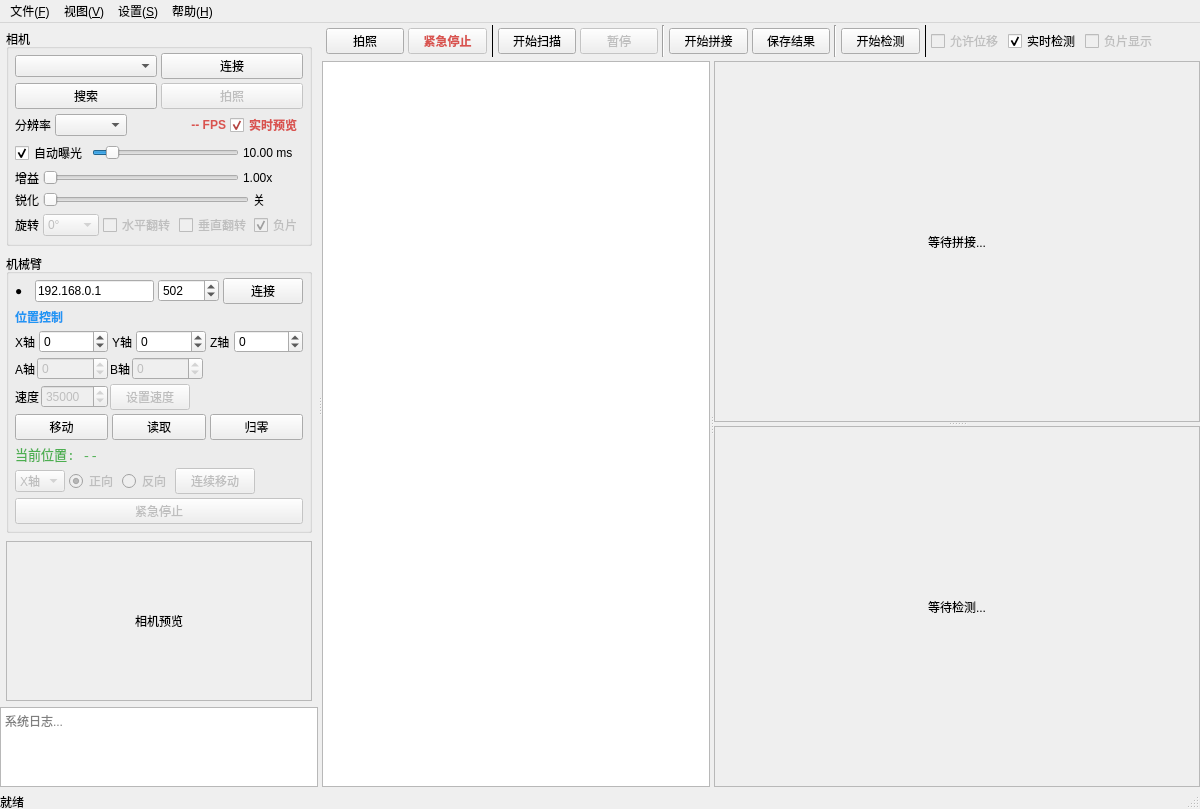
Before: the Qt Designer form ui/MainWindow.ui in choushunn/ArmSightStitch, drawn with Qt 5.
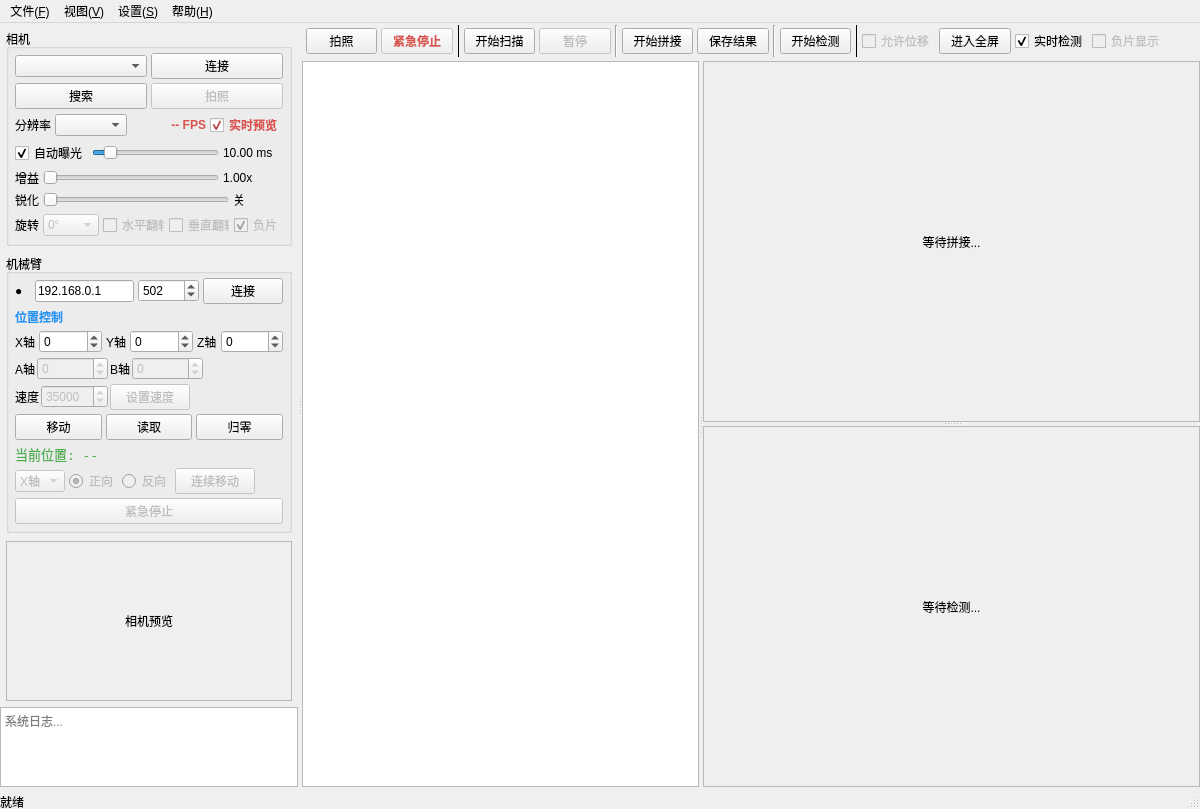
After: the same form once the commit is applied.

Commit message:
feat: 默认全屏启动，修正弹窗标题，修复应用名称
- 启动默认全屏模式 (showFullScreen)
- 工具栏添加全屏切换按钮，与菜单同步
- 修正多处弹窗标题：警告/错误/完成/提示等不规范标题统一为语义正确的标题
- 修复应用名称：ScannerApp/ArmSightStitch → 明场显微成像验证组件
- 添加报告渲染、日志清理脚本等新模块

```diff
--- a/ui/MainWindow.ui
+++ b/ui/MainWindow.ui
@@ -501,6 +501,13 @@
              <property name="enabled"><bool>false</bool></property>
             </widget>
            </item>
+           <item>
+            <widget class="QPushButton" name="fullscreenToggleBtn">
+             <property name="text"><string>进入全屏</string></property>
+             <property name="checkable"><bool>true</bool></property>
+             <property name="minimumSize"><size><width>72</width><height>0</height></size></property>
+            </widget>
+           </item>
            <item>
             <widget class="QCheckBox" name="enableDetectionCheck">
              <property name="text"><string>实时检测</string></property>
```
Left out of the diff: 12 changed lines with no effect on the pictures. The commit also changes 27 other files.
